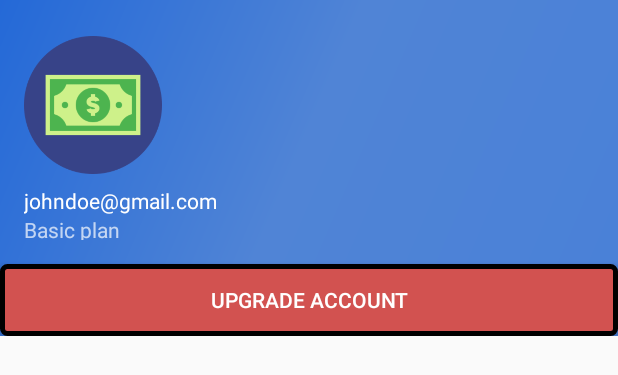
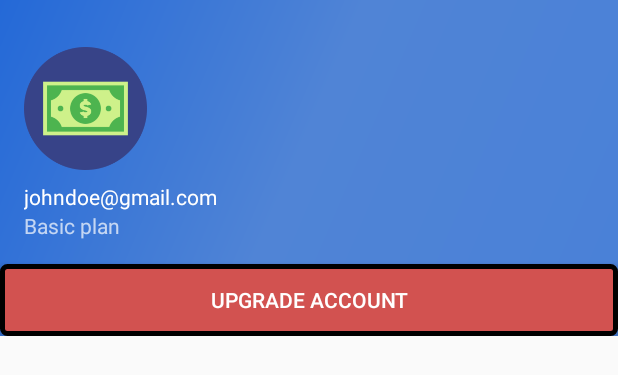
Before and after one commit to HuynhHongAn/MoneyLover2018, an Android app: the layout nav_header_main.xml on its own in the app's theme, with its tools: preview values and no code run, on a phone screen of 412 x 824 dp. Shown: the top 375 px of the screen. Run offline under Robolectric (Android 15) with nearby library versions, the light colour scheme and no system bars.

Commit message:
fix some bugs

```diff
--- a/app/src/main/java/com/nmcnpm/nhom10/moneylover/BillCreateActivity.java
+++ b/app/src/main/java/com/nmcnpm/nhom10/moneylover/BillCreateActivity.java
@@ -2,6 +2,7 @@ package com.nmcnpm.nhom10.moneylover;
 
 import android.support.v7.app.AppCompatActivity;
 import android.os.Bundle;
+import android.view.WindowManager;
 import android.widget.ArrayAdapter;
 import android.widget.Spinner;
 
@@ -13,6 +14,8 @@ public class BillCreateActivity extends AppCompatActivity {
         setContentView(R.layout.activity_bill_create);
 
         getSupportActionBar().setDisplayHomeAsUpEnabled(true);
+
+        getWindow().setSoftInputMode(WindowManager.LayoutParams.SOFT_INPUT_STATE_HIDDEN);
 
         Spinner spinner = (Spinner) findViewById(R.id.languages_spinner);
         // Create an ArrayAdapter using the string array and a default spinner layout
--- a/app/src/main/java/com/nmcnpm/nhom10/moneylover/TransactionCreateActivity.java
+++ b/app/src/main/java/com/nmcnpm/nhom10/moneylover/TransactionCreateActivity.java
@@ -6,6 +6,7 @@ import android.support.annotation.NonNull;
 import android.support.v7.app.AppCompatActivity;
 import android.util.Log;
 import android.view.View;
+import android.view.WindowManager;
 import android.widget.Button;
 import android.widget.EditText;
 
@@ -29,6 +30,8 @@ public class TransactionCreateActivity extends AppCompatActivity {
         super.onCreate(savedInstanceState);
         setContentView(R.layout.activity_transaction_create);
         init();
+
+        getWindow().setSoftInputMode(WindowManager.LayoutParams.SOFT_INPUT_STATE_HIDDEN);
 
         getSupportActionBar().setDisplayHomeAsUpEnabled(true);
 
--- a/app/src/main/java/com/nmcnpm/nhom10/moneylover/TransactionEditActivity.java
+++ b/app/src/main/java/com/nmcnpm/nhom10/moneylover/TransactionEditActivity.java
@@ -6,6 +6,7 @@ import android.support.v7.app.AppCompatActivity;
 import android.os.Bundle;
 import android.util.Log;
 import android.view.View;
+import android.view.WindowManager;
 import android.widget.Button;
 import android.widget.EditText;
 import android.widget.TextView;
@@ -32,6 +33,8 @@ public class TransactionEditActivity extends AppCompatActivity implements View.O
     protected void onCreate(Bundle savedInstanceState) {
         super.onCreate(savedInstanceState);
         setContentView(R.layout.activity_transaction_edit);
+
+        getWindow().setSoftInputMode(WindowManager.LayoutParams.SOFT_INPUT_STATE_HIDDEN);
 
         init();
         getSupportActionBar().setDisplayHomeAsUpEnabled(true);
--- a/app/src/main/java/com/nmcnpm/nhom10/moneylover/WalletCreateActivity.java
+++ b/app/src/main/java/com/nmcnpm/nhom10/moneylover/WalletCreateActivity.java
@@ -2,6 +2,7 @@ package com.nmcnpm.nhom10.moneylover;
 
 import android.support.v7.app.AppCompatActivity;
 import android.os.Bundle;
+import android.view.WindowManager;
 import android.widget.ArrayAdapter;
 import android.widget.Spinner;
 
@@ -13,6 +14,8 @@ public class WalletCreateActivity extends AppCompatActivity {
         setContentView(R.layout.activity_wallet_create);
 
         getSupportActionBar().setDisplayHomeAsUpEnabled(true);
+
+        getWindow().setSoftInputMode(WindowManager.LayoutParams.SOFT_INPUT_STATE_HIDDEN);
 
         Spinner spinner = (Spinner) findViewById(R.id.languages_spinner);
         // Create an ArrayAdapter using the string array and a default spinner layout
--- a/app/src/main/res/layout/nav_header_main.xml
+++ b/app/src/main/res/layout/nav_header_main.xml
@@ -28,8 +28,8 @@
             android:contentDescription="@string/nav_header_desc"
             android:paddingTop="@dimen/nav_header_vertical_spacing"
             android:adjustViewBounds="true"
-            android:maxWidth="100dp"
-            android:maxHeight="100dp"
+            android:maxWidth="90dp"
+            android:maxHeight="90dp"
             android:scaleType="fitCenter"
             app:srcCompat="@drawable/money_icon" />
 
--- a/app/src/main/res/layout/transaction_row.xml
+++ b/app/src/main/res/layout/transaction_row.xml
@@ -6,7 +6,7 @@
     android:layout_height="110dp"
     android:orientation="horizontal"
     android:padding="10dp"
-    android:background="@drawable/button_bg"
+    android:background="@drawable/item_bg"
     android:layout_margin="5dp">
 
     <ImageView
```
Also changed, not shown: app/src/main/java/com/nmcnpm/nhom10/moneylover/TransactionAdapter.java (+7 -3 lines).
